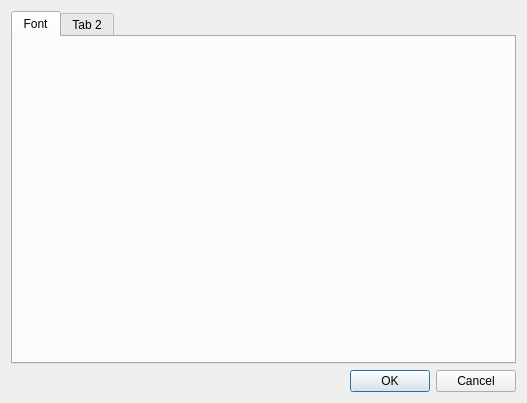
Above: src/settings.ui from kum8r/SimpleCodeEditor before the change. Below: the same form after it.
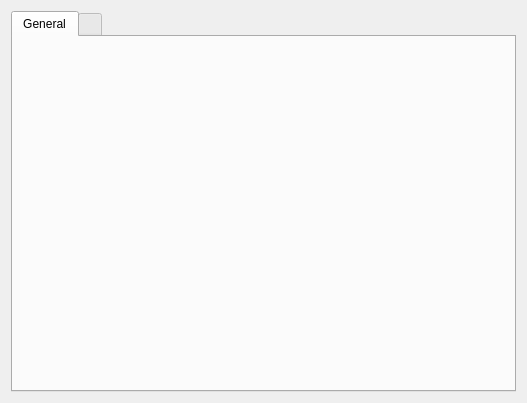
That is the form after the change.

```diff
--- a/src/settings.ui
+++ b/src/settings.ui
@@ -18,26 +18,16 @@
     <widget class="QTabWidget" name="tabWidget">
      <widget class="QWidget" name="tab">
       <attribute name="title">
-       <string>Font</string>
+       <string>General</string>
       </attribute>
      </widget>
      <widget class="QWidget" name="tab_2">
       <attribute name="title">
-       <string>Tab 2</string>
+       <string/>
       </attribute>
      </widget>
     </widget>
    </item>
-   <item row="1" column="0">
-    <widget class="QDialogButtonBox" name="buttonBox">
-     <property name="orientation">
-      <enum>Qt::Horizontal</enum>
-     </property>
-     <property name="standardButtons">
-      <set>QDialogButtonBox::Cancel|QDialogButtonBox::Ok</set>
-     </property>
-    </widget>
-   </item>
   </layout>
  </widget>
  <resources/>
```
Left out of the diff: 40 changed lines with no effect on the pictures.
